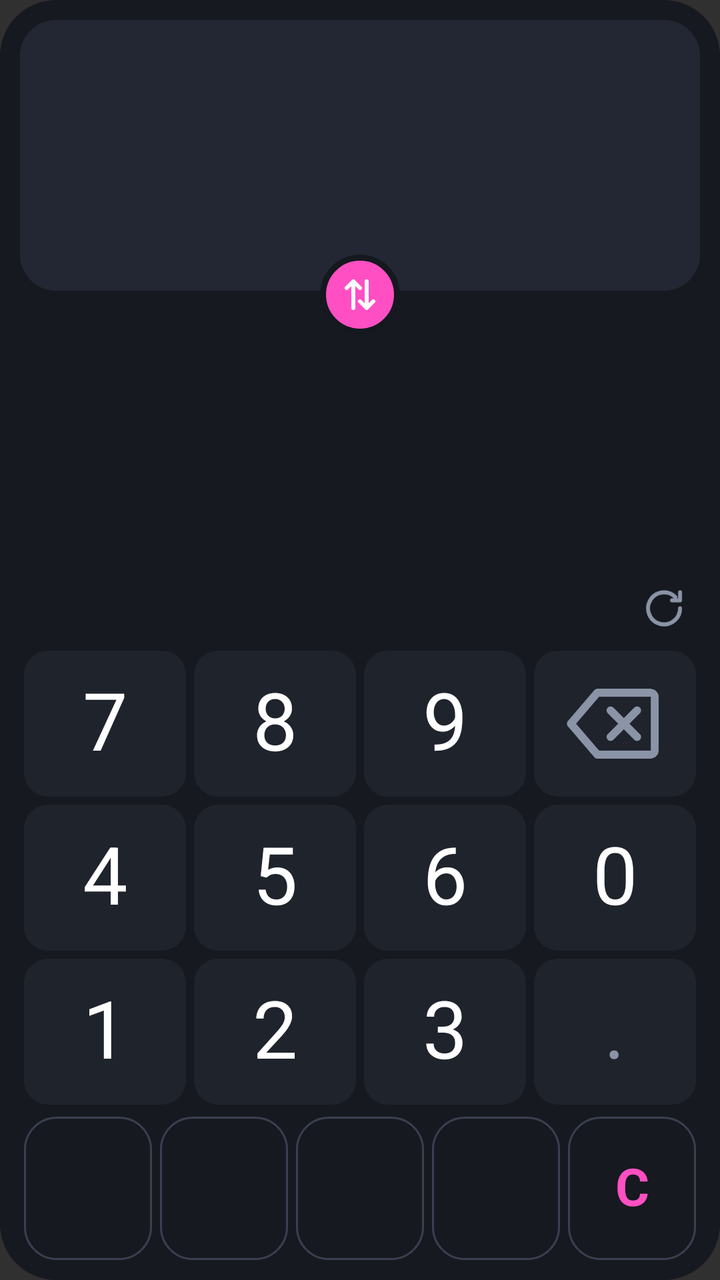
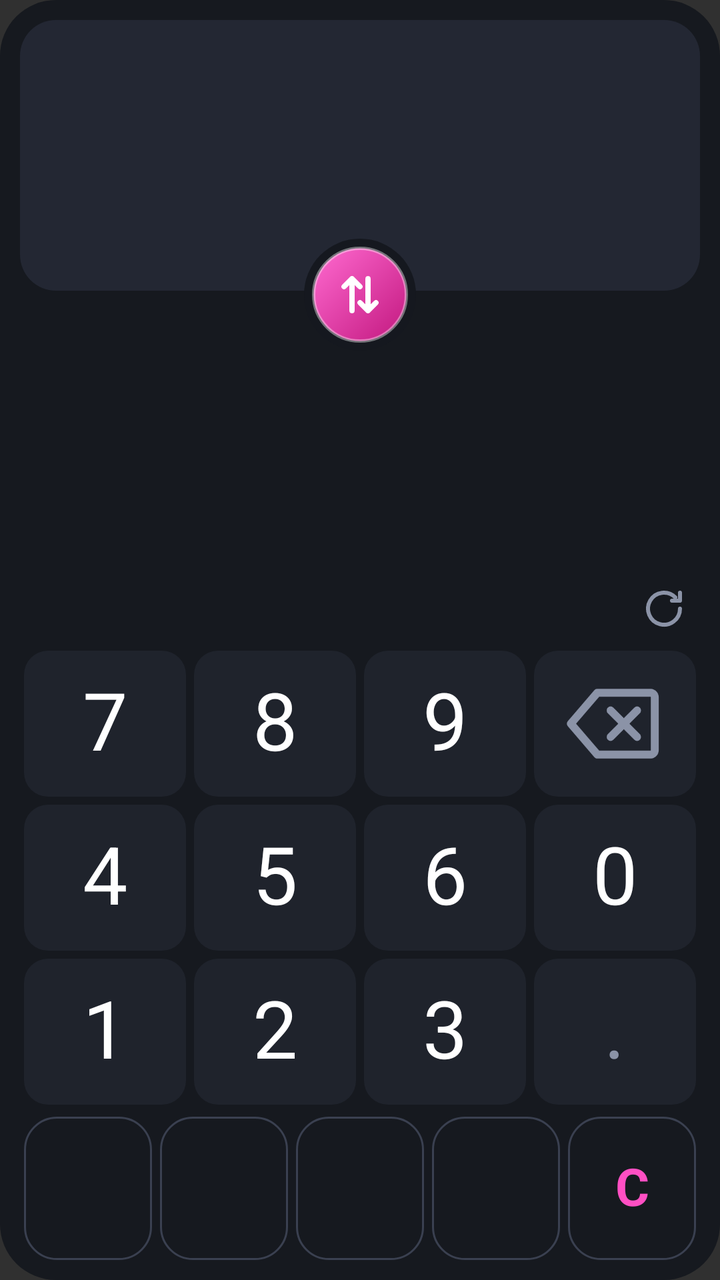

The first picture is an Android layout as it rendered before a commit; the second is the same layout after the commit. The layout source and the unified diff follow.
<!-- AndroidManifest.xml: application theme android:Theme.Material.NoActionBar -->
<!-- res/layout/fx_widget.xml -->
<?xml version="1.0" encoding="utf-8"?>
<LinearLayout xmlns:android="http://schemas.android.com/apk/res/android"
    android:layout_width="match_parent"
    android:layout_height="match_parent"
    android:background="@drawable/bg"
    android:orientation="vertical"
    android:padding="10dp">

    
    <FrameLayout
        android:layout_width="match_parent"
        android:layout_height="0dp"
        android:layout_weight="5">

        <LinearLayout
            android:layout_width="match_parent"
            android:layout_height="match_parent"
            android:orientation="vertical">

            <LinearLayout android:id="@+id/from_row" style="@style/FxRow"
                android:background="@drawable/row_active">
                <LinearLayout style="@style/FxRowLabel">
                    <TextView android:id="@+id/from_flag" style="@style/FxFlag" />
                    <TextView android:id="@+id/from_btn" style="@style/FxCode" />
                </LinearLayout>
                <TextView android:id="@+id/amount" style="@style/FxAmount"
                    android:textColor="#FFFFFF" />
            </LinearLayout>

            <LinearLayout android:id="@+id/to_row" style="@style/FxRow"
                android:layout_marginTop="4dp"
                android:background="@drawable/row_plain">
                <LinearLayout style="@style/FxRowLabel">
                    <TextView android:id="@+id/to_flag" style="@style/FxFlag" />
                    <TextView android:id="@+id/to_btn" style="@style/FxCode" />
                </LinearLayout>
                <TextView android:id="@+id/result" style="@style/FxAmount"
                    android:textColor="#FF4FC3" />
            </LinearLayout>
        </LinearLayout>

        <ImageView
            android:id="@+id/swap_btn"
            android:layout_width="40dp"
            android:layout_height="40dp"
            android:layout_gravity="center"
            android:background="@drawable/swap_circle"
            android:contentDescription="swap"
            android:padding="10dp"
            android:scaleType="fitCenter"
            android:src="@drawable/ic_swap" />
    </FrameLayout>

    <LinearLayout
        android:layout_width="match_parent"
        android:layout_height="0dp"
        android:layout_weight="0.7"
        android:gravity="center_vertical"
        android:orientation="horizontal"
        android:paddingStart="6dp">
        <TextView android:id="@+id/status" style="@style/FxStatus" />
        <ImageView android:id="@+id/refresh_btn" android:layout_width="36dp" android:layout_height="match_parent"
            android:contentDescription="refresh" android:padding="6dp" android:scaleType="fitCenter"
            android:src="@drawable/ic_refresh" />
    </LinearLayout>

    <LinearLayout style="@style/FxKeyRow">
        <TextView android:id="@+id/k7" style="@style/FxKey" android:text="7" />
        <TextView android:id="@+id/k8" style="@style/FxKey" android:text="8" />
        <TextView android:id="@+id/k9" style="@style/FxKey" android:text="9" />
        <ImageView android:id="@+id/kback" style="@style/FxKeyIcon"
            android:contentDescription="backspace" android:src="@drawable/ic_backspace" />
    </LinearLayout>
    <LinearLayout style="@style/FxKeyRow">
        <TextView android:id="@+id/k4" style="@style/FxKey" android:text="4" />
        <TextView android:id="@+id/k5" style="@style/FxKey" android:text="5" />
        <TextView android:id="@+id/k6" style="@style/FxKey" android:text="6" />
        <TextView android:id="@+id/k0" style="@style/FxKey" android:text="0" />
    </LinearLayout>
    <LinearLayout style="@style/FxKeyRow">
        <TextView android:id="@+id/k1" style="@style/FxKey" android:text="1" />
        <TextView android:id="@+id/k2" style="@style/FxKey" android:text="2" />
        <TextView android:id="@+id/k3" style="@style/FxKey" android:text="3" />
        <TextView android:id="@+id/kdot" style="@style/FxKey" android:text="." android:textColor="#8B93A7" />
    </LinearLayout>

    
    <LinearLayout
        android:layout_width="match_parent"
        android:layout_height="0dp"
        android:layout_weight="1.3"
        android:layout_marginTop="4dp"
        android:orientation="horizontal">
        <TextView android:id="@+id/q0" style="@style/FxQuick" />
        <TextView android:id="@+id/q1" style="@style/FxQuick" />
        <TextView android:id="@+id/q2" style="@style/FxQuick" />
        <TextView android:id="@+id/q3" style="@style/FxQuick" />
        <TextView android:id="@+id/kclr" style="@style/FxQuick" android:text="C" android:textColor="#FF4FC3" />
    </LinearLayout>
</LinearLayout>
<!-- resources referenced by this layout -->
<resources>
  <!-- drawable bg (drawable) -->
  <?xml version="1.0" encoding="utf-8"?>
  <shape xmlns:android="http://schemas.android.com/apk/res/android">
      <solid android:color="#F515181F" />
      <corners android:radius="28dp" />
  </shape>
  <!-- drawable ic_swap (drawable) -->
  <?xml version="1.0" encoding="utf-8"?>
  <vector xmlns:android="http://schemas.android.com/apk/res/android"
      android:width="16dp" android:height="16dp" android:viewportWidth="24" android:viewportHeight="24">
      <path android:strokeColor="#FFFFFF" android:strokeWidth="2.4" android:strokeLineCap="round"
          android:strokeLineJoin="round" android:pathData="M8,20V4M4,8l4,-4 4,4M16,4v16M12,16l4,4 4,-4" />
  </vector>
  <!-- drawable row_active (drawable) -->
  <?xml version="1.0" encoding="utf-8"?>
  <shape xmlns:android="http://schemas.android.com/apk/res/android">
      <solid android:color="#232733" />
      <corners android:radius="18dp" />
  </shape>
  <!-- drawable row_plain (drawable) -->
  <?xml version="1.0" encoding="utf-8"?>
  <shape xmlns:android="http://schemas.android.com/apk/res/android">
      <solid android:color="#00000000" />
      <corners android:radius="18dp" />
  </shape>
  <!-- drawable swap_circle (drawable) -->
  <?xml version="1.0" encoding="utf-8"?>
  <shape xmlns:android="http://schemas.android.com/apk/res/android" android:shape="oval">
      <solid android:color="#FF4FC3" />
      <stroke android:width="3dp" android:color="#15181F" />
  </shape>
  <style name="FxKeyIcon">
          <item name="android:layout_width">0dp</item>
          <item name="android:layout_height">match_parent</item>
          <item name="android:layout_weight">1</item>
          <item name="android:layout_margin">2dp</item>
          <item name="android:padding">10dp</item>
          <item name="android:scaleType">fitCenter</item>
          <item name="android:background">@drawable/key</item>
      </style>
  <style name="FxKeyRow">
          <item name="android:layout_width">match_parent</item>
          <item name="android:layout_height">0dp</item>
          <item name="android:layout_weight">1.4</item>
          <item name="android:orientation">horizontal</item>
      </style>
  <style name="FxRow">
          <item name="android:layout_width">match_parent</item>
          <item name="android:layout_height">0dp</item>
          <item name="android:layout_weight">1</item>
          <item name="android:gravity">center_vertical</item>
          <item name="android:orientation">horizontal</item>
          <item name="android:paddingStart">10dp</item>
          <item name="android:paddingEnd">14dp</item>
      </style>
  <style name="FxRowLabel">
          <item name="android:layout_width">64dp</item>
          <item name="android:layout_height">match_parent</item>
          <item name="android:gravity">center</item>
          <item name="android:orientation">vertical</item>
          <item name="android:paddingTop">8dp</item>
          <item name="android:paddingBottom">8dp</item>
      </style>
  <!-- drawable key (drawable) -->
  <?xml version="1.0" encoding="utf-8"?>
  <shape xmlns:android="http://schemas.android.com/apk/res/android">
      <solid android:color="#1F232C" />
      <corners android:radius="12dp" />
  </shape>
  <!-- drawable chip (drawable) -->
  <?xml version="1.0" encoding="utf-8"?>
  <shape xmlns:android="http://schemas.android.com/apk/res/android">
      <solid android:color="#00000000" />
      <stroke android:width="1dp" android:color="#3A4050" />
      <corners android:radius="16dp" />
  </shape>
  <!-- unchanged entries left out for length: 8 -->
</resources>

<!-- the commit's change to res/layout/fx_widget.xml (unified diff, before → after) -->
@@ -39,16 +39,22 @@
             </LinearLayout>
         </LinearLayout>
 
-        <ImageView
+        
+        <ViewFlipper
             android:id="@+id/swap_btn"
-            android:layout_width="40dp"
-            android:layout_height="40dp"
+            android:layout_width="56dp"
+            android:layout_height="56dp"
             android:layout_gravity="center"
             android:background="@drawable/swap_circle"
-            android:contentDescription="swap"
-            android:padding="10dp"
-            android:scaleType="fitCenter"
-            android:src="@drawable/ic_swap" />
+            android:inAnimation="@anim/swap_in"
+            android:outAnimation="@anim/swap_out">
+            <ImageView android:id="@+id/swap_a" android:layout_width="match_parent" android:layout_height="match_parent"
+                android:contentDescription="swap" android:padding="16dp" android:scaleType="fitCenter"
+                android:src="@drawable/ic_swap" />
+            <ImageView android:id="@+id/swap_b" android:layout_width="match_parent" android:layout_height="match_parent"
+                android:contentDescription="swap" android:padding="16dp" android:scaleType="fitCenter"
+                android:src="@drawable/ic_swap" />
+        </ViewFlipper>
     </FrameLayout>
 
     <LinearLayout
<!-- resource entries referenced after the edit -->
@@ -9,8 +9,8 @@
   <!-- drawable ic_swap (drawable) -->
   <?xml version="1.0" encoding="utf-8"?>
   <vector xmlns:android="http://schemas.android.com/apk/res/android"
-      android:width="16dp" android:height="16dp" android:viewportWidth="24" android:viewportHeight="24">
-      <path android:strokeColor="#FFFFFF" android:strokeWidth="2.4" android:strokeLineCap="round"
+      android:width="24dp" android:height="24dp" android:viewportWidth="24" android:viewportHeight="24">
+      <path android:strokeColor="#FFFFFF" android:strokeWidth="2.6" android:strokeLineCap="round"
           android:strokeLineJoin="round" android:pathData="M8,20V4M4,8l4,-4 4,4M16,4v16M12,16l4,4 4,-4" />
   </vector>
   <!-- drawable row_active (drawable) -->
@@ -27,10 +27,20 @@
   </shape>
   <!-- drawable swap_circle (drawable) -->
   <?xml version="1.0" encoding="utf-8"?>
-  <shape xmlns:android="http://schemas.android.com/apk/res/android" android:shape="oval">
-      <solid android:color="#FF4FC3" />
-      <stroke android:width="3dp" android:color="#15181F" />
-  </shape>
+  <layer-list xmlns:android="http://schemas.android.com/apk/res/android">
+      
+      <item>
+          <shape android:shape="oval">
+              <solid android:color="#15181F" />
+          </shape>
+      </item>
+      <item android:bottom="4dp" android:left="4dp" android:right="4dp" android:top="4dp">
+          <shape android:shape="oval">
+              <gradient android:angle="315" android:endColor="#C2187F" android:startColor="#FF6AD0" />
+              <stroke android:width="1.5dp" android:color="#66FFFFFF" />
+          </shape>
+      </item>
+  </layer-list>
   <style name="FxKeyIcon">
           <item name="android:layout_width">0dp</item>
           <item name="android:layout_height">match_parent</item>
